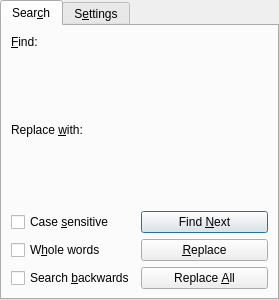
Qt form src/frontends/qt4/ui/FindAndReplaceUi.ui (cburschka/lyx) before a commit.
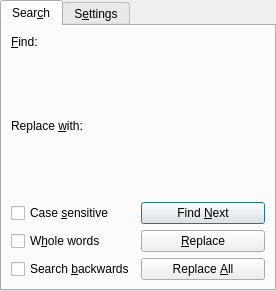
The same form after that commit. Custom widgets are drawn as their Qt base class.

Commit message: Automatic horiz/vert switch of layout when docking Advanced F&R pane top-bottom/left-right (copying 49c2450f).

```diff
--- a/src/frontends/qt4/ui/FindAndReplaceUi.ui
+++ b/src/frontends/qt4/ui/FindAndReplaceUi.ui
@@ -1,15 +1,21 @@
 <ui version="4.0" >
  <class>FindAndReplaceUi</class>
- <widget class="QTabWidget" name="FindAndReplaceUi" >
-  <property name="geometry" >
+ <widget class="QTabWidget" name="FindAndReplaceUi">
+  <property name="geometry">
    <rect>
     <x>0</x>
     <y>0</y>
-    <width>279</width>
-    <height>300</height>
+    <width>276</width>
+    <height>291</height>
    </rect>
   </property>
-  <property name="windowTitle" >
+  <property name="sizePolicy">
+   <sizepolicy hsizetype="Ignored" vsizetype="Ignored">
+    <horstretch>0</horstretch>
+    <verstretch>0</verstretch>
+   </sizepolicy>
+  </property>
+  <property name="windowTitle">
    <string>TabWidget</string>
   </property>
   <property name="currentIndex" >
@@ -19,10 +25,12 @@
    <attribute name="title" >
     <string>Sear&amp;ch</string>
    </attribute>
-   <layout class="QGridLayout" name="gridLayout" >
-    <item row="0" column="0" >
-     <widget class="QLabel" name="label" >
-      <property name="text" >
+   <layout class="QVBoxLayout" name="dynamicLayout_">
+    <item>
+     <layout class="QVBoxLayout" name="findLayout">
+      <item>
+       <widget class="QLabel" name="findLabel">
+        <property name="text">
        <string>&amp;Find:</string>
       </property>
       <property name="buddy" >
@@ -30,19 +38,23 @@
       </property>
      </widget>
     </item>
-    <item row="1" column="0" colspan="2" >
-     <widget class="lyx::frontend::EmbeddedWorkArea" native="1" name="find_work_area_" >
-      <property name="sizePolicy" >
-       <sizepolicy vsizetype="MinimumExpanding" hsizetype="MinimumExpanding" >
+      <item>
+       <widget class="lyx::frontend::EmbeddedWorkArea" name="find_work_area_" native="true">
+        <property name="sizePolicy">
+         <sizepolicy hsizetype="MinimumExpanding" vsizetype="MinimumExpanding">
         <horstretch>0</horstretch>
         <verstretch>0</verstretch>
        </sizepolicy>
       </property>
      </widget>
     </item>
-    <item row="2" column="0" >
-     <widget class="QLabel" name="label_2" >
-      <property name="text" >
+     </layout>
+    </item>
+    <item>
+     <layout class="QVBoxLayout" name="replaceLayout">
+      <item>
+       <widget class="QLabel" name="replaceLabel">
+        <property name="text">
        <string>Replace &amp;with:</string>
       </property>
       <property name="buddy" >
@@ -50,20 +62,24 @@
       </property>
      </widget>
     </item>
-    <item row="3" column="0" colspan="2" >
-     <widget class="lyx::frontend::EmbeddedWorkArea" native="1" name="replace_work_area_" >
-      <property name="sizePolicy" >
-       <sizepolicy vsizetype="MinimumExpanding" hsizetype="MinimumExpanding" >
+      <item>
+       <widget class="lyx::frontend::EmbeddedWorkArea" name="replace_work_area_" native="true">
+        <property name="sizePolicy">
+         <sizepolicy hsizetype="MinimumExpanding" vsizetype="MinimumExpanding">
         <horstretch>0</horstretch>
         <verstretch>0</verstretch>
        </sizepolicy>
       </property>
      </widget>
     </item>
-    <item row="4" column="0" >
-     <widget class="QCheckBox" name="caseCB" >
-      <property name="sizePolicy" >
-       <sizepolicy vsizetype="Fixed" hsizetype="Expanding" >
+     </layout>
+    </item>
+    <item>
+     <layout class="QGridLayout" name="gridLayout">
+      <item row="0" column="0">
+       <widget class="QCheckBox" name="caseCB">
+        <property name="sizePolicy">
+         <sizepolicy hsizetype="Expanding" vsizetype="Fixed">
         <horstretch>0</horstretch>
         <verstretch>0</verstretch>
        </sizepolicy>
@@ -76,9 +92,9 @@
       </property>
      </widget>
     </item>
-    <item row="4" column="1" >
-     <widget class="QPushButton" name="findNextPB" >
-      <property name="enabled" >
+      <item row="0" column="1">
+       <widget class="QPushButton" name="findNextPB">
+        <property name="enabled">
        <bool>true</bool>
       </property>
       <property name="sizePolicy" >
@@ -98,9 +114,9 @@
       </property>
      </widget>
     </item>
-    <item row="5" column="0" >
-     <widget class="QCheckBox" name="wordsCB" >
-      <property name="enabled" >
+      <item row="1" column="0">
+       <widget class="QCheckBox" name="wordsCB">
+        <property name="enabled">
        <bool>true</bool>
       </property>
       <property name="toolTip" >
@@ -111,9 +127,9 @@
       </property>
      </widget>
     </item>
-    <item row="5" column="1" >
-     <widget class="QPushButton" name="replacePB" >
-      <property name="enabled" >
+      <item row="1" column="1">
+       <widget class="QPushButton" name="replacePB">
+        <property name="enabled">
        <bool>true</bool>
       </property>
       <property name="sizePolicy" >
@@ -130,9 +146,9 @@
       </property>
      </widget>
     </item>
-    <item row="6" column="0" >
-     <widget class="QCheckBox" name="searchbackCB" >
-      <property name="toolTip" >
+      <item row="2" column="0">
+       <widget class="QCheckBox" name="searchbackCB">
+        <property name="toolTip">
        <string>Shift+Enter search backwards directly</string>
       </property>
       <property name="text" >
@@ -140,9 +156,9 @@
       </property>
      </widget>
     </item>
-    <item row="6" column="1" >
-     <widget class="QPushButton" name="replaceallPB" >
-      <property name="enabled" >
+      <item row="2" column="1">
+       <widget class="QPushButton" name="replaceallPB">
+        <property name="enabled">
        <bool>true</bool>
       </property>
       <property name="sizePolicy" >
@@ -160,6 +176,8 @@
      </widget>
     </item>
    </layout>
+    </item>
+   </layout>
   </widget>
   <widget class="QWidget" name="advancedTab" >
    <attribute name="title" >
```
Left out of the diff: 147 changed lines with no effect on the pictures. Lines whose indentation alone changed are shown as unchanged. The commit also changes 2 other files.
